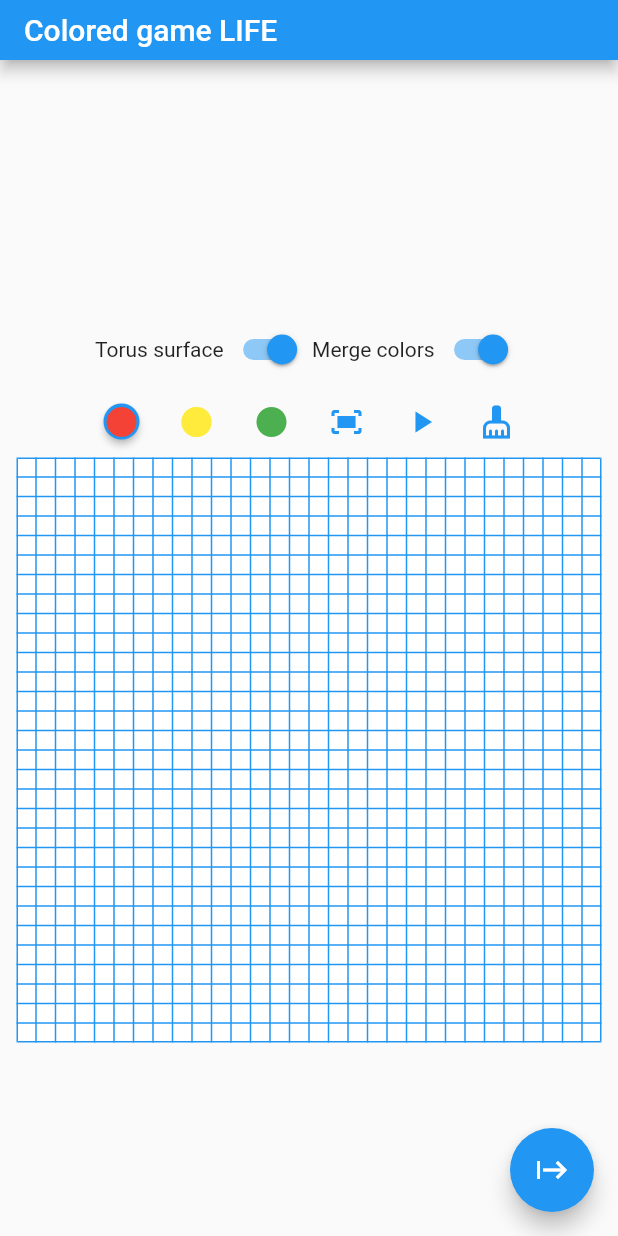
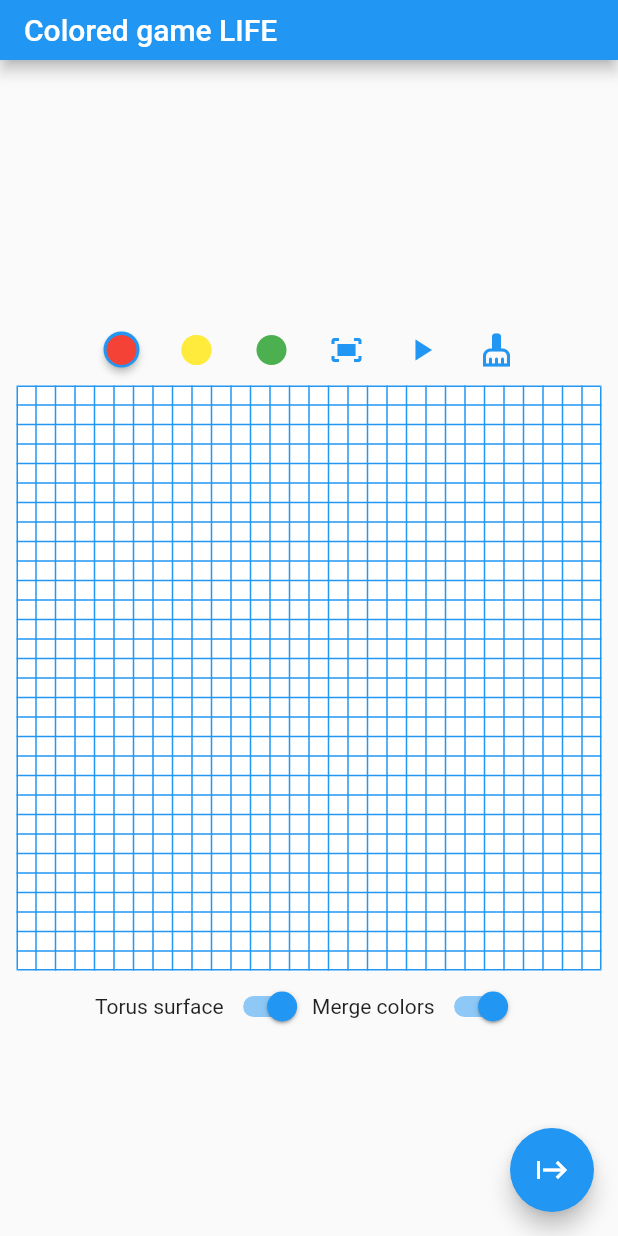
Before and after one commit to Anton4245/ColoredLifeGame, a Flutter app: the screen it shows after launch, on a phone screen of 412 x 824 dp. Run offline on Flutter 3.47's test engine with Material 2 defaults, Android fonts, the phone set to English and light mode, and no system bars.

Commit message:
horizontal position - Settings and Actions

```diff
--- a/lib/screens/home_page.dart
+++ b/lib/screens/home_page.dart
@@ -49,13 +49,14 @@ class MyHomePageState extends State<MyHomePage> {
 
   @override
   Widget build(BuildContext context) {
-    var standartConstraints = const BoxConstraints(minWidth: 50, maxWidth: 70);
+    const horizontalConstraints = BoxConstraints(minWidth: 50, maxWidth: 70);
+    const varticalConstraints = BoxConstraints(minHeight: 50, maxHeight: 70);
+
     media = MediaQuery.of(context);
     aLotOfFreeSpace = areMuchSpace();
     horizontal = media.size.width > media.size.height;
     var theme = Theme.of(context);
 
-    // ignore: prefer_const_constructors
     return Scaffold(
       appBar: aLotOfFreeSpace
           ? AppBar(
@@ -63,25 +64,65 @@ class MyHomePageState extends State<MyHomePage> {
               title: Text(widget.title),
             )
           : null,
-      body: Column(
+      body: (!horizontal || GlobalModel.instance.koef > 1.05)
+          ? Column(
+              //Vertical or Expanded
               mainAxisAlignment: MainAxisAlignment.center,
               children: [
                 SizedBox(
                   height: horizontal ? 30 : 40,
                 ),
-          ...[
-            const Padding(
-              padding: EdgeInsets.symmetric(horizontal: 16),
-              child: GameSettings(),
-            )
-          ].where((element) => aLotOfFreeSpace == true),
+
                 Row(
                   mainAxisAlignment: MainAxisAlignment.center,
                   mainAxisSize: MainAxisSize.max,
-            children: gameTableActions(theme, standartConstraints, context),
+                  children:
+                      gameTableActions(theme, horizontalConstraints, context),
                 ),
+                aLotOfFreeSpace
+                    ?
                     // ignore: prefer_const_constructors
-          adaptiveHeightOfGameTable(GameTable()), //we rebuilt all the trees
+                    GameTable()
+                    // ignore: prefer_const_constructors
+                    : Expanded(child: GameTable()), //we rebuilt all the tree
+                !aLotOfFreeSpace
+                    ? const SizedBox.shrink()
+                    : const Padding(
+                        padding: EdgeInsets.symmetric(horizontal: 16),
+                        child: GameSettings(direction: Axis.horizontal),
+                      ) as Widget,
+              ],
+            )
+          : Column(
+              //Horizontal and Game not expanded - Settings and Actions on left and right sides
+              mainAxisAlignment: MainAxisAlignment.center,
+              children: [
+                SizedBox(
+                  height: horizontal ? 30 : 40,
+                ),
+                Expanded(
+                  child: Row(
+                    mainAxisAlignment: MainAxisAlignment.center,
+                    crossAxisAlignment: CrossAxisAlignment.center,
+                    children: [
+                      // ignore: prefer_const_constructors
+                      Padding(
+                          padding: const EdgeInsets.symmetric(horizontal: 16),
+                          // ignore: prefer_const_constructors
+                          child: GameSettings(direction: Axis.vertical)),
+                      GlobalModel.instance.koef < 1.05
+                          // ignore: prefer_const_constructors
+                          ? GameTable()
+                          // ignore: prefer_const_constructors
+                          : Expanded(child: GameTable()),
+                      Column(
+                        mainAxisAlignment: MainAxisAlignment.center,
+                        children: gameTableActions(
+                            theme, varticalConstraints, context),
+                      ),
+                    ],
+                  ),
+                ),
               ],
             ),
       floatingActionButton: FABWithCondition(),
@@ -189,8 +230,10 @@ class MyHomePageState extends State<MyHomePage> {
 }
 
 class GameSettings extends StatefulWidget {
+  final Axis direction;
   const GameSettings({
     Key? key,
+    required this.direction,
   }) : super(key: key);
 
   @override
@@ -201,7 +244,7 @@ class _GameSettingsState extends State<GameSettings> {
   @override
   Widget build(BuildContext context) {
     return Flex(
-      direction: Axis.horizontal,
+      direction: widget.direction,
       mainAxisAlignment: MainAxisAlignment.center,
       children: [
         const Text('Torus surface'),
```
Lines whose indentation alone changed are shown as unchanged.
